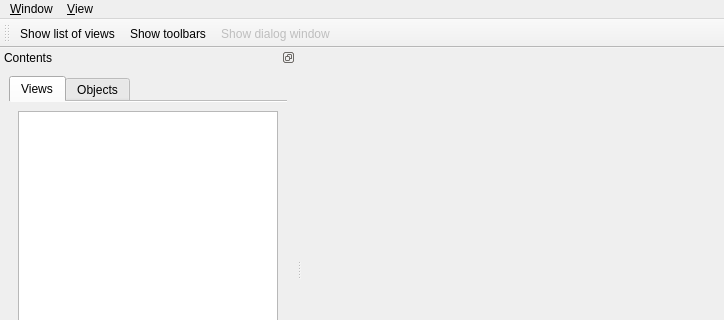
First picture: the form in subarchitectures/visualization.sa/trunk/src/c++/core/qtui/design/castor.ui, repository marc-hanheide/cogx, before the edit; both pictures show x 0 to 724 and y 0 to 320 of the 724 by 511 pixel window.
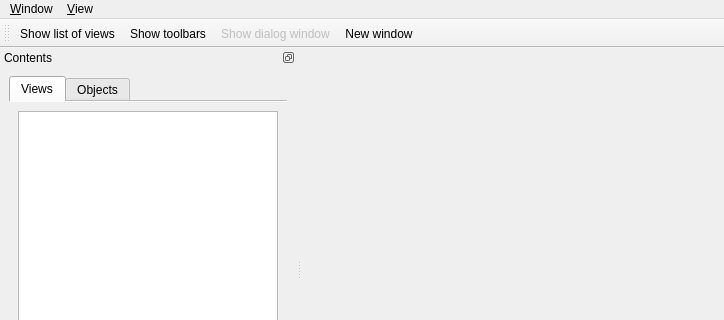
Second picture: the form after the edit. Icons and pictures are not drawn. Custom widgets are drawn as their Qt base class.

```diff
--- a/subarchitectures/visualization.sa/trunk/src/c++/core/qtui/design/castor.ui
+++ b/subarchitectures/visualization.sa/trunk/src/c++/core/qtui/design/castor.ui
@@ -205,6 +205,7 @@
    <addaction name="actShowViewList"/>
    <addaction name="actShowToolbars"/>
    <addaction name="actShowDialogWindow"/>
+   <addaction name="actNewWindow"/>
   </widget>
   <action name="actShowViewList">
    <property name="checkable">
```
Left out of the diff: 4 changed lines with no effect on the pictures.
